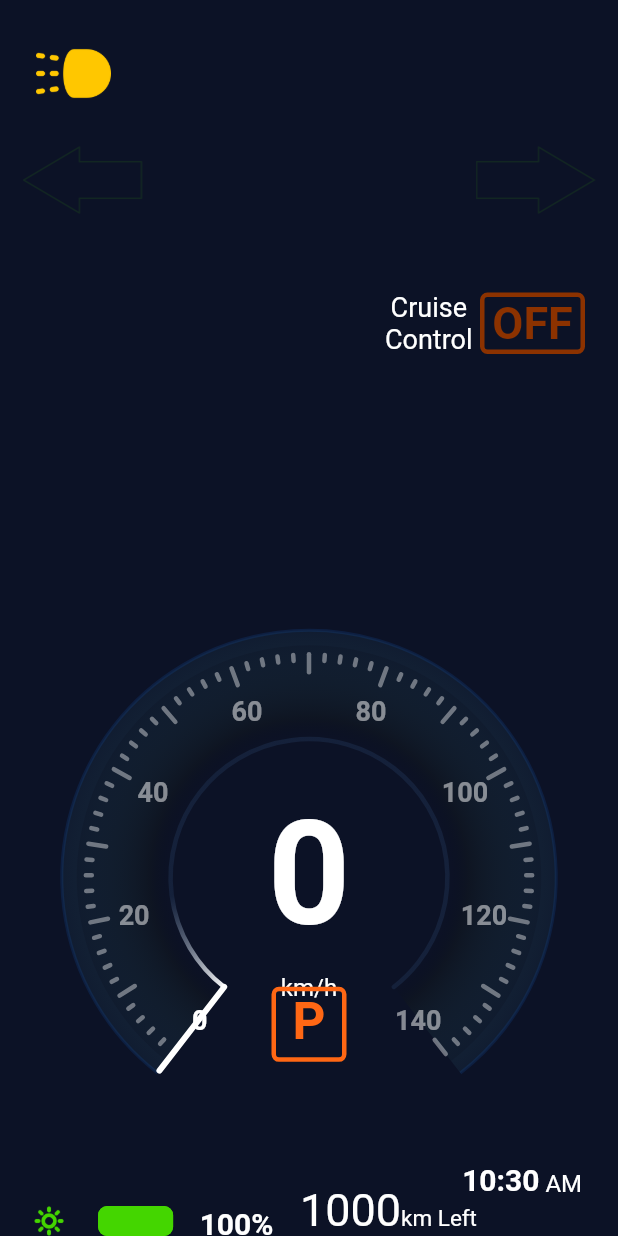
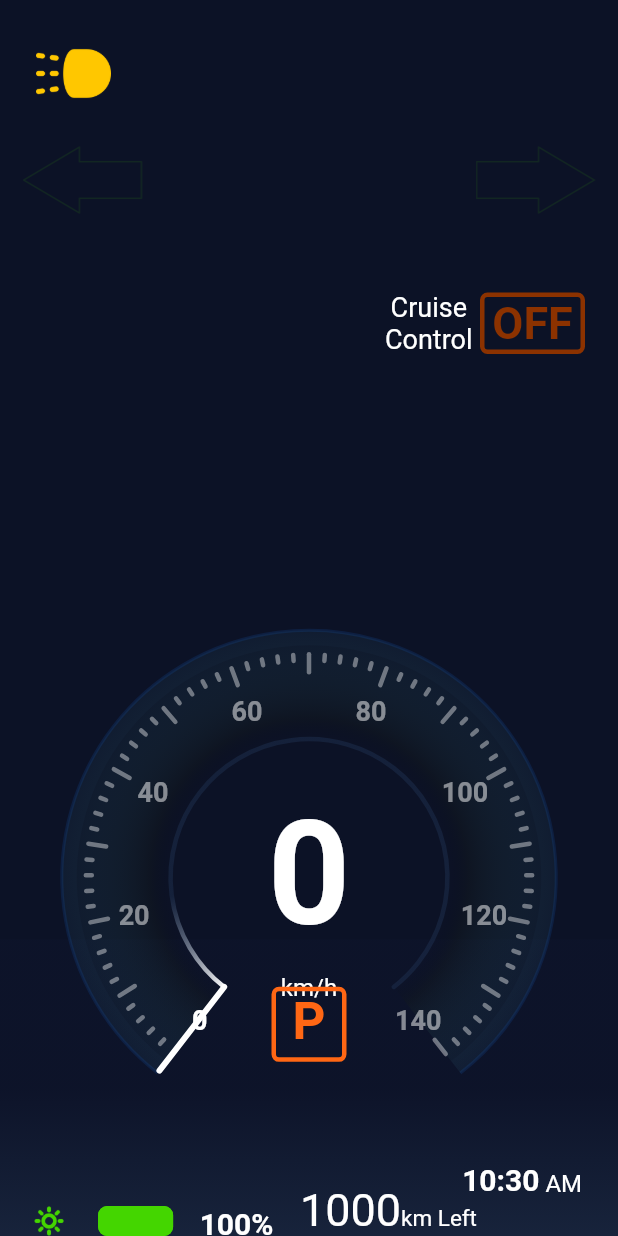
Before and after one commit to uw-midsun/telemetry_msxiv, a Flutter app: the screen it shows after launch, on a phone screen of 412 x 824 dp. Run offline on Flutter 3.47's test engine with Material 2 defaults, Android fonts, the phone set to English and light mode, and no system bars; network calls fail.

Commit message:
Added subtle background gradient

```diff
--- a/MSXIV_Driver_Display/lib/constants/stdColors.dart
+++ b/MSXIV_Driver_Display/lib/constants/stdColors.dart
@@ -6,6 +6,11 @@ class StdColors {
   static const Color reverseState = Color.fromRGBO(255, 199, 0, 1);
   static const Color green = Color.fromRGBO(68, 214, 0, 1);
   static const Color error = Color.fromRGBO(255, 77, 77, 1);
+
+  static const List<Color> backgroundGradient = [
+    Color.fromRGBO(14, 21, 45, 0.45),
+    Color.fromRGBO(37, 56, 85, 0.45),
+  ];
 
   // speedometer
   static const Color needle = Color.fromRGBO(93, 179, 255, 1);
--- a/MSXIV_Driver_Display/lib/main.dart
+++ b/MSXIV_Driver_Display/lib/main.dart
@@ -2,6 +2,7 @@ import 'dart:async';
 import 'dart:convert';
 
 import 'package:MSXIV_Driver_Display/constants/stdColors.dart';
+import 'package:MSXIV_Driver_Display/widgets/bg_gradient.dart';
 import 'package:MSXIV_Driver_Display/widgets/clock.dart';
 import 'package:MSXIV_Driver_Display/widgets/errors.dart';
 import 'package:MSXIV_Driver_Display/widgets/head_lights.dart';
@@ -52,6 +53,7 @@ class _MainDisplayState extends State<MainDisplay> {
 
   // Vehicle
   double _manualSpeed = 0;
+  double _recSpeed = 0;
   bool _turningLeft = false;
   bool _turningRight = false;
   LightStatus _lightStatus = LightStatus.DaytimeRunning;
@@ -93,6 +95,12 @@ class _MainDisplayState extends State<MainDisplay> {
   void _speedChange([double change]) {
     setState(() {
       _manualSpeed = change;
+    });
+  }
+
+  void _recSpeedChange([double change]) {
+    setState(() {
+      _recSpeed = change;
     });
   }
 
@@ -315,6 +323,8 @@ class _MainDisplayState extends State<MainDisplay> {
     } else if (msgName.contains(new RegExp(r'FAULT'))) {
       addWarnings(msgName);
     }
+
+    // TODO: handle recommeded speed message (?)
   }
 
   @override
@@ -326,6 +336,7 @@ class _MainDisplayState extends State<MainDisplay> {
         top: false,
         child: Stack(
           children: [
+            BgGradient(),
             // Speedometer
             GestureDetector(
               onPanUpdate: (details) {
--- /dev/null
+++ b/MSXIV_Driver_Display/lib/widgets/bg_gradient.dart
@@ -0,0 +1,21 @@
+import 'package:flutter/material.dart';
+import 'package:MSXIV_Driver_Display/constants/stdColors.dart';
+
+class BgGradient extends StatelessWidget {
+  @override
+  Widget build(BuildContext context) {
+    return Container(
+        alignment: Alignment.bottomCenter,
+        child: Container(
+          width: double.infinity,
+          height: MediaQuery.of(context).size.height * 0.24,
+          decoration: BoxDecoration(
+            gradient: LinearGradient(
+                colors: StdColors.backgroundGradient,
+                stops: [0.5, 1.0],
+                begin: Alignment(0.0, -1.0),
+                end: Alignment(0.0, 1.0)),
+          ),
+        ));
+  }
+}
```
